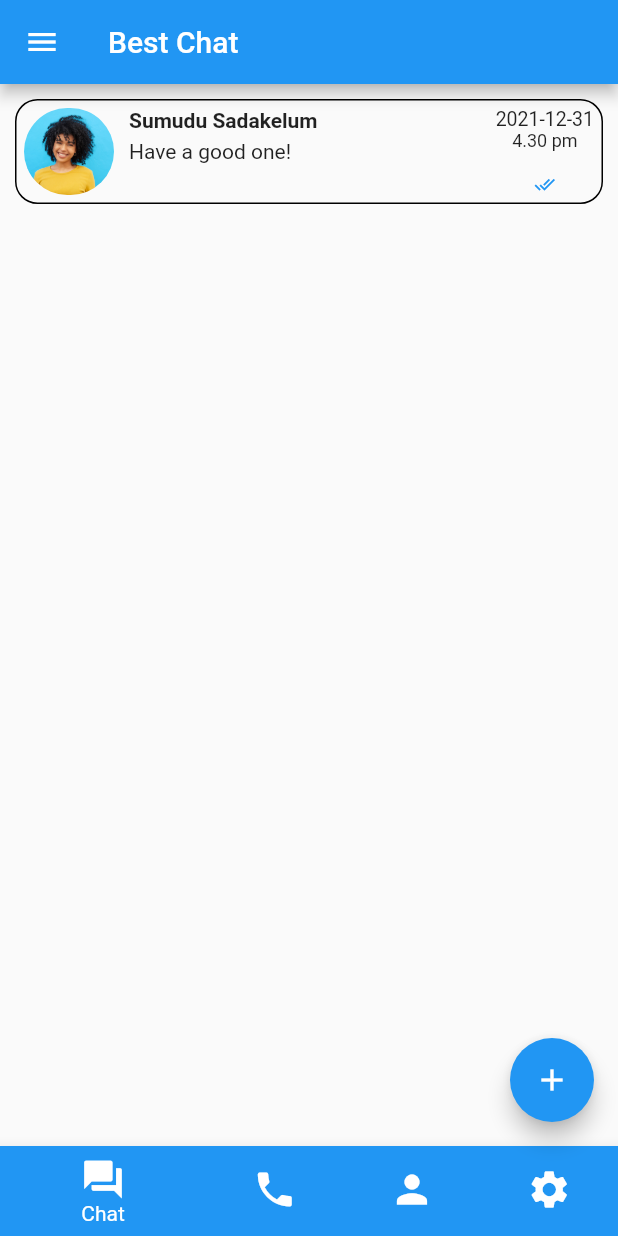
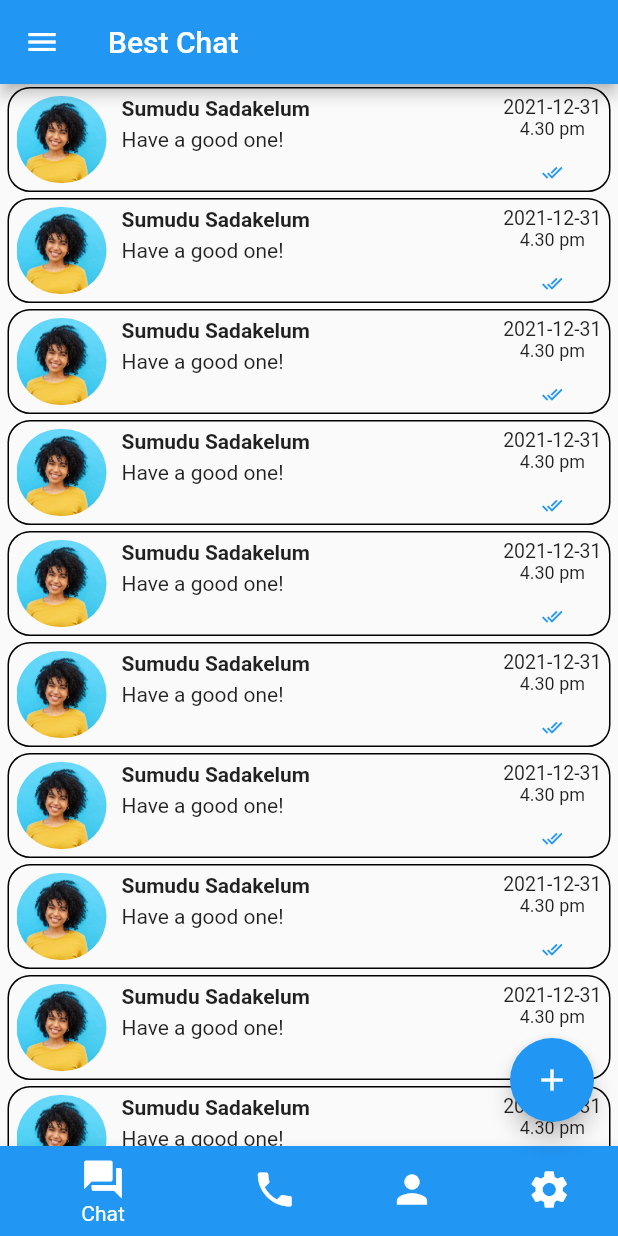
Before and after one commit to nadeeshapathiraja/flutter_chat, a Flutter app: the screen it shows after launch, on a phone screen of 412 x 824 dp. Run offline on Flutter 3.47's test engine with Material 2 defaults, Android fonts, the light colour scheme and no system bars; our stand-ins replace animate_do, carousel_slider, intl_phone_number_input.

Commit message:
done chat UI view

```diff
--- a/lib/main_pages/chat_page/chat_page.dart
+++ b/lib/main_pages/chat_page/chat_page.dart
@@ -14,8 +14,25 @@ class ChatPage extends StatefulWidget {
 class _ChatPageState extends State<ChatPage> {
   @override
   Widget build(BuildContext context) {
+    return ListView.builder(
+      itemBuilder: (context, index) {
+        return ChatTileSetion();
+      },
+      itemCount: 10,
+      shrinkWrap: true,
+    );
+  }
+}
+
+class ChatTileSetion extends StatelessWidget {
+  const ChatTileSetion({
+    Key? key,
+  }) : super(key: key);
+
+  @override
+  Widget build(BuildContext context) {
     return Container(
-      padding: EdgeInsets.all(10),
+      padding: EdgeInsets.symmetric(horizontal: 5, vertical: 2),
       child: Container(
         width: double.infinity,
         height: 70,
```
